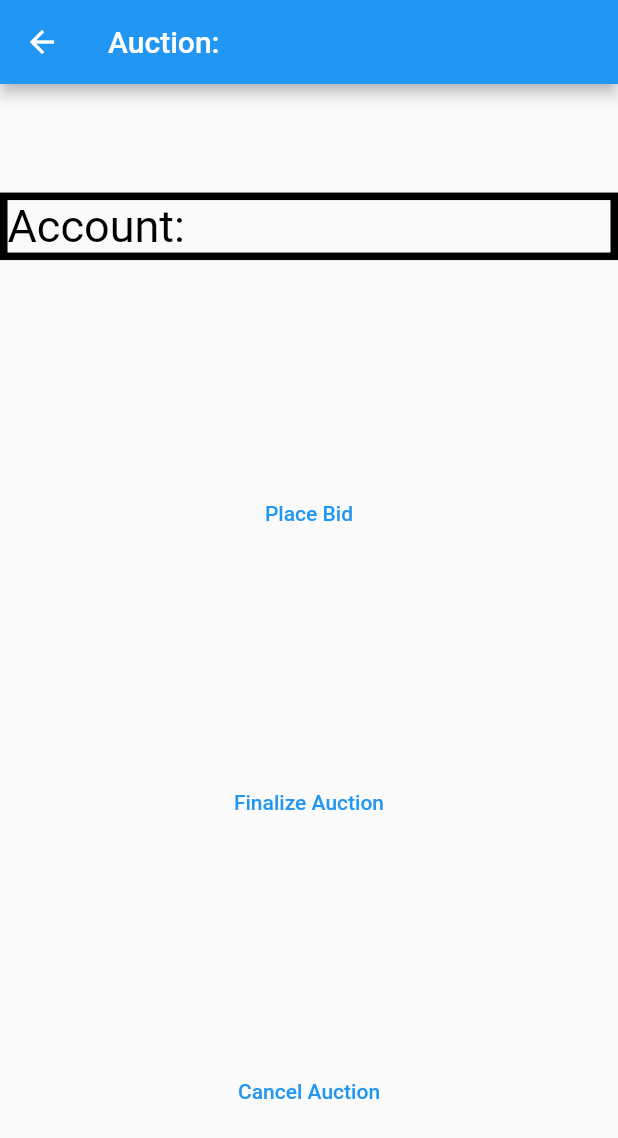
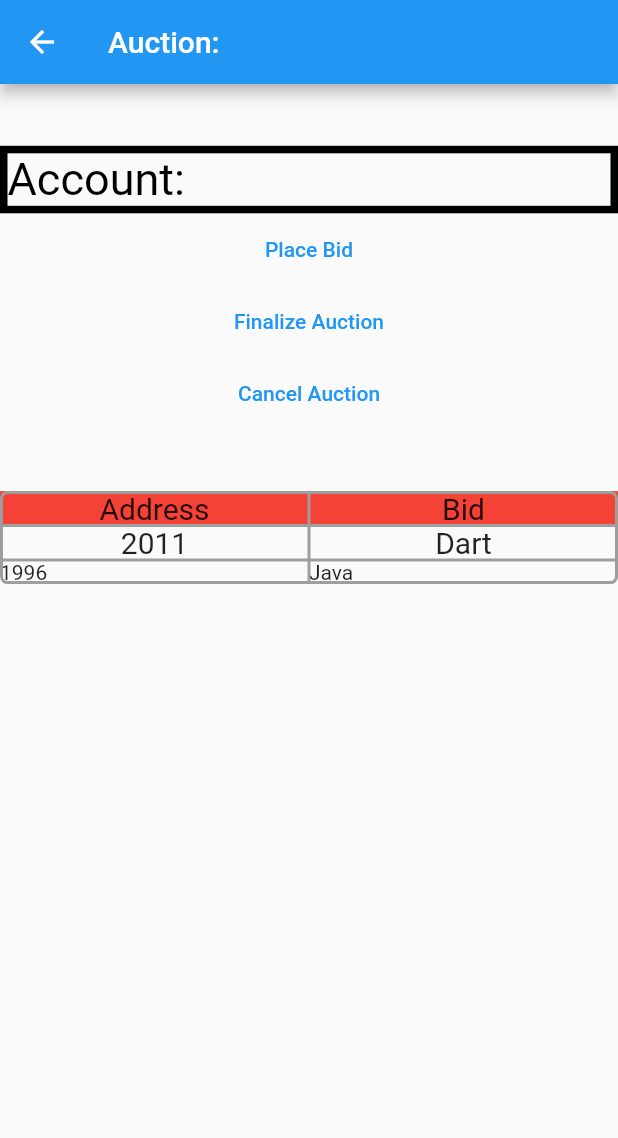
Before and after one commit to menezesr08/auction_app, a Flutter app: the AuctionCreatePage screen opened directly with empty values, on a phone screen of 412 x 824 dp. Shown: the top 1138 px of the screen. Run offline on Flutter 3.47's test engine with Material 2 defaults, Android fonts, the phone set to English and light mode, and no system bars; our stand-ins replace logger; missing offline and left inert: walletconnect_dart, web3dart.

Commit message:
added table

```diff
--- a/lib/main.dart
+++ b/lib/main.dart
@@ -45,7 +45,6 @@ class _HomePageState extends State<HomePage> {
                                     context,
                                     MaterialPageRoute(
                                         builder: (context) => AuctionCreatePage(
-
                                               createAuctionTransactionRef:
                                                   transactionRef,
                                             )),
--- a/lib/pages/auction_create_page.dart
+++ b/lib/pages/auction_create_page.dart
@@ -1,9 +1,11 @@
 import 'package:auction_app/services/auction_service.dart';
+import 'package:auction_app/widgets/auction_table_output.dart';
 import 'package:flutter/material.dart';
 import 'package:logger/logger.dart';
 import 'package:provider/provider.dart';
 
 import '../utils/helper.dart';
+import '../widgets/row_cell.dart';
 
 class AuctionCreatePage extends StatefulWidget {
   AuctionService? auctionService;
@@ -20,16 +22,45 @@ class AuctionCreatePage extends StatefulWidget {
 }
 
 class _AuctionCreatePageState extends State<AuctionCreatePage> {
+  final tableRows = [
+    const TableRow(
+        decoration: BoxDecoration(
+          color: Colors.red,
+        ),
+        children: [
+          Text(
+            'Address',
+            style: TextStyle(fontSize: 20),
+            textAlign: TextAlign.center,
+          ),
+          Text(
+            'Bid',
+            style: TextStyle(fontSize: 20),
+            textAlign: TextAlign.center,
+          ),
+        ]),
+
+    TableRow(children: [
+      RowCell(
+        text: '2011',
+      ),
+      RowCell(
+        text: 'Dart',
+      ),
+    ]),
+    const TableRow(children: [
+      Text('1996'),
+      Text('Java'),
+    ]),
+  ];
   @override
   void initState() {
-    super.initState();
-
     widget.logger = Logger();
     widget.logger.d(
         'Current auction service - deployed contract: ${widget.auctionService?.auctionCreatorContract.address}');
     deployContract();
+    super.initState();
   }
-
 
   void deployContract() async {
     widget.auctionService = context.read<AuctionService>();
@@ -42,15 +73,21 @@ class _AuctionCreatePageState extends State<AuctionCreatePage> {
     });
     await widget.auctionService!.deployAuctionContract(res[0].toString());
   }
+
+  //TODO: ROWCELL DOESNT WORK - TEXTALIGN
   //TODO: statefulwidget loses state when hot reload - find out why. ContractAddress disappears but not auctionService
   @override
   Widget build(BuildContext context) {
+    final size = MediaQuery.of(context).size;
     widget.auctionService = context.watch<AuctionService>();
     return Scaffold(
       appBar: AppBar(
         title: Text('Auction: ${widget.contractAddress}'),
       ),
-      body: Column(mainAxisAlignment: MainAxisAlignment.spaceAround, children: [
+      body: Column(children: [
+        SizedBox(
+          height: size.height * 0.05,
+        ),
         Container(
           decoration: BoxDecoration(
             border: Border.all(color: Colors.black, width: 5),
@@ -81,6 +118,12 @@ class _AuctionCreatePageState extends State<AuctionCreatePage> {
           onPressed: () {},
           child: const Text('Cancel Auction'),
         ),
+        SizedBox(
+          height: size.height * 0.05,
+        ),
+        AuctionTableOutput(
+          rows: tableRows,
+        ),
       ]),
     );
   }
--- /dev/null
+++ b/lib/widgets/auction_table_output.dart
@@ -0,0 +1,21 @@
+import 'package:flutter/cupertino.dart';
+import 'package:flutter/material.dart';
+
+class AuctionTableOutput extends StatelessWidget {
+  final List<TableRow> rows;
+  const AuctionTableOutput({Key? key, required this.rows}) : super(key: key);
+
+  @override
+  Widget build(BuildContext context) {
+    return Table(
+      border: TableBorder.all(
+        color: Colors.grey,
+        width: 2,
+        borderRadius: const BorderRadius.all(
+          Radius.circular(5),
+        ),
+      ), // Allows to add a border decoration around your table
+      children: rows,
+    );
+  }
+}
--- /dev/null
+++ b/lib/widgets/row_cell.dart
@@ -0,0 +1,17 @@
+import 'package:flutter/cupertino.dart';
+import 'package:flutter/src/foundation/key.dart';
+import 'package:flutter/src/widgets/framework.dart';
+
+class RowCell extends StatelessWidget {
+  final String text;
+  const RowCell({Key? key, required this.text}) : super(key: key);
+
+  @override
+  Widget build(BuildContext context) {
+    return Text(
+      text,
+      style: TextStyle(fontSize: 20),
+      textAlign: TextAlign.center,
+    );
+  }
+}
```
